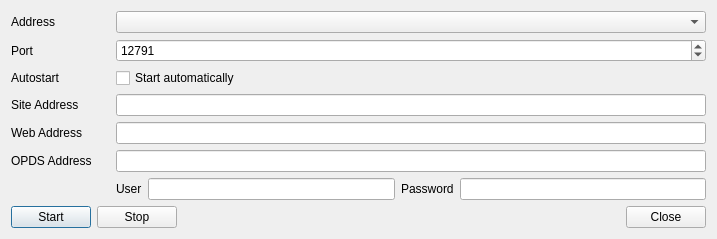
First picture: the form in src/home/flibrary/gui/dialogs/OpdsDialog.ui, repository heimdallr/books, before the edit.
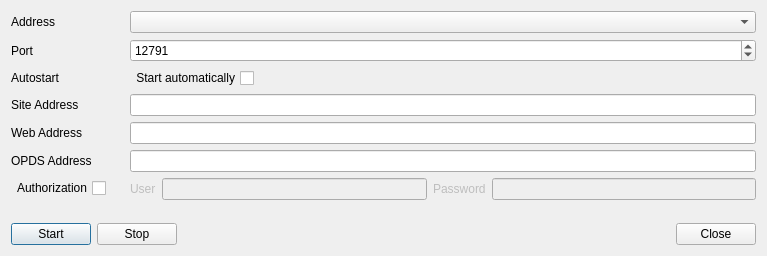
Second picture: the form after the edit. Icons and pictures are not drawn.

Commit message: #830 Добавлен чекбокс необходимости аутентификации

```diff
--- a/src/home/flibrary/gui/dialogs/OpdsDialog.ui
+++ b/src/home/flibrary/gui/dialogs/OpdsDialog.ui
@@ -6,8 +6,8 @@
    <rect>
     <x>0</x>
     <y>0</y>
-    <width>717</width>
-    <height>235</height>
+    <width>767</width>
+    <height>256</height>
    </rect>
   </property>
   <property name="sizePolicy">
@@ -32,20 +32,6 @@
        </property>
       </widget>
      </item>
-     <item row="2" column="0">
-      <widget class="QLabel" name="label_2">
-       <property name="text">
-        <string>Autostart</string>
-       </property>
-      </widget>
-     </item>
-     <item row="2" column="1">
-      <widget class="QCheckBox" name="checkBoxAddToSturtup">
-       <property name="text">
-        <string>Start automatically</string>
-       </property>
-      </widget>
-     </item>
      <item row="1" column="1">
       <widget class="QSpinBox" name="spinBoxPort">
        <property name="maximum">
@@ -132,7 +118,23 @@
       <widget class="QLineEdit" name="lineEditSiteAddress"/>
      </item>
      <item row="6" column="1">
+      <widget class="QWidget" name="auth" native="true">
+       <property name="enabled">
+        <bool>false</bool>
+       </property>
       <layout class="QHBoxLayout" name="_2">
+        <property name="leftMargin">
+         <number>0</number>
+        </property>
+        <property name="topMargin">
+         <number>0</number>
+        </property>
+        <property name="rightMargin">
+         <number>0</number>
+        </property>
+        <property name="bottomMargin">
+         <number>0</number>
+        </property>
        <item>
         <widget class="QLabel" name="labelOpdsUser">
          <property name="text">
@@ -158,6 +160,51 @@
         </widget>
        </item>
       </layout>
+      </widget>
+     </item>
+     <item row="6" column="0">
+      <widget class="QCheckBox" name="checkBoxAuth">
+       <property name="layoutDirection">
+        <enum>Qt::LayoutDirection::RightToLeft</enum>
+       </property>
+       <property name="text">
+        <string>Authorization</string>
+       </property>
+      </widget>
+     </item>
+     <item row="2" column="1">
+      <layout class="QHBoxLayout" name="horizontalLayout">
+       <item>
+        <widget class="QCheckBox" name="checkBoxAddToSturtup">
+         <property name="layoutDirection">
+          <enum>Qt::LayoutDirection::RightToLeft</enum>
+         </property>
+         <property name="text">
+          <string>Start automatically</string>
+         </property>
+        </widget>
+       </item>
+       <item>
+        <spacer name="horizontalSpacer">
+         <property name="orientation">
+          <enum>Qt::Orientation::Horizontal</enum>
+         </property>
+         <property name="sizeHint" stdset="0">
+          <size>
+           <width>40</width>
+           <height>20</height>
+          </size>
+         </property>
+        </spacer>
+       </item>
+      </layout>
+     </item>
+     <item row="2" column="0">
+      <widget class="QLabel" name="label_2">
+       <property name="text">
+        <string>Autostart</string>
+       </property>
+      </widget>
      </item>
     </layout>
    </item>
```
Left out of the diff: 16 changed lines with no effect on the pictures. Lines whose indentation alone changed are shown as unchanged. The commit also changes 1 other file.
